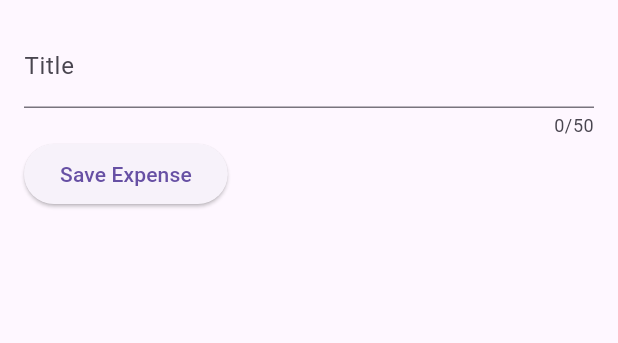
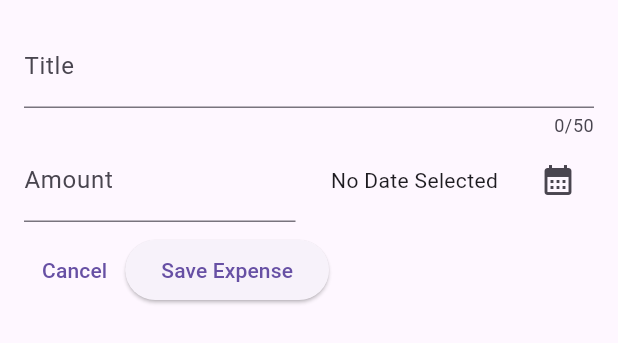
Before and after one commit to gxtanvir/daily_expense, a Flutter app: the NewExpense widget shown alone on an empty page, opened directly, on a phone screen of 412 x 824 dp. Shown: the top 343 px of the screen. Run offline on Flutter 3.47's test engine with Material 2 defaults, Android fonts, the phone set to English and light mode, and no system bars.

Commit message:
date format

```diff
--- a/lib/Widget/expenses_list/new_expense.dart
+++ b/lib/Widget/expenses_list/new_expense.dart
@@ -1,4 +1,5 @@
 import 'package:flutter/material.dart';
+import 'package:daily_expense/models/expense.dart';
 
 class NewExpense extends StatefulWidget {
   const NewExpense({super.key});
@@ -9,10 +10,36 @@ class NewExpense extends StatefulWidget {
 }
 
 class _NewExpenseState extends State<NewExpense> {
-  var _enteredTitle = '';
+  // var _enteredTitle = '';
 
-  void _saveTitleInput(String inputValue) {
-    _enteredTitle = inputValue;
+  // void _saveTitleInput(String inputValue) {
+  //   _enteredTitle = inputValue;
+  // }
+
+  final _titleController = TextEditingController();
+  final _amountController = TextEditingController();
+  DateTime? selectedDate;
+
+  @override
+  void dispose() {
+    _titleController.dispose();
+    _amountController.dispose();
+    super.dispose();
+  }
+
+  void _openDatePicker() async {
+    final now = DateTime.now();
+    final firstDate = DateTime(now.year - 1, now.month, now.day);
+    final _pickedDate = await showDatePicker(
+      context: context,
+      initialDate: now,
+      firstDate: firstDate,
+      lastDate: now,
+    );
+
+    setState(() {
+      selectedDate = _pickedDate;
+    });
   }
 
   @override
@@ -22,7 +49,7 @@ class _NewExpenseState extends State<NewExpense> {
       child: Column(
         children: [
           TextField(
-            onChanged: _saveTitleInput,
+            controller: _titleController,
             maxLength: 50,
             decoration: const InputDecoration(
               label: Text('Title'),
@@ -30,14 +57,60 @@ class _NewExpenseState extends State<NewExpense> {
           ),
           Row(
             children: [
+              Expanded(
+                child: TextField(
+                  controller: _amountController,
+                  decoration: const InputDecoration(
+                    prefix: Text('\$ '),
+                    label: Text('Amount'),
+                  ),
+                ),
+              ),
+              const SizedBox(
+                width: 18,
+              ),
+              Expanded(
+                child: Row(
+                  mainAxisAlignment: MainAxisAlignment.end,
+                  crossAxisAlignment: CrossAxisAlignment.center,
+                  children: [
+                    Text(
+                      selectedDate == null
+                          ? 'No Date Selected'
+                          : formatter.format(selectedDate!),
+                    ),
+                    const SizedBox(
+                      width: 16,
+                    ),
+                    IconButton(
+                      onPressed: _openDatePicker,
+                      icon: const Icon(Icons.calendar_month),
+                    ),
+                  ],
+                ),
+              ),
+            ],
+          ),
+          const SizedBox(
+            height: 8,
+          ),
+          Row(
+            children: [
+              TextButton(
+                onPressed: () {
+                  Navigator.pop(context);
+                },
+                child: const Text('Cancel'),
+              ),
               ElevatedButton(
                 onPressed: () {
-                  print(_enteredTitle);
+                  print(_titleController.text);
+                  print(_amountController.text);
                 },
                 child: const Text('Save Expense'),
               ),
             ],
-          )
+          ),
         ],
       ),
     );
```
